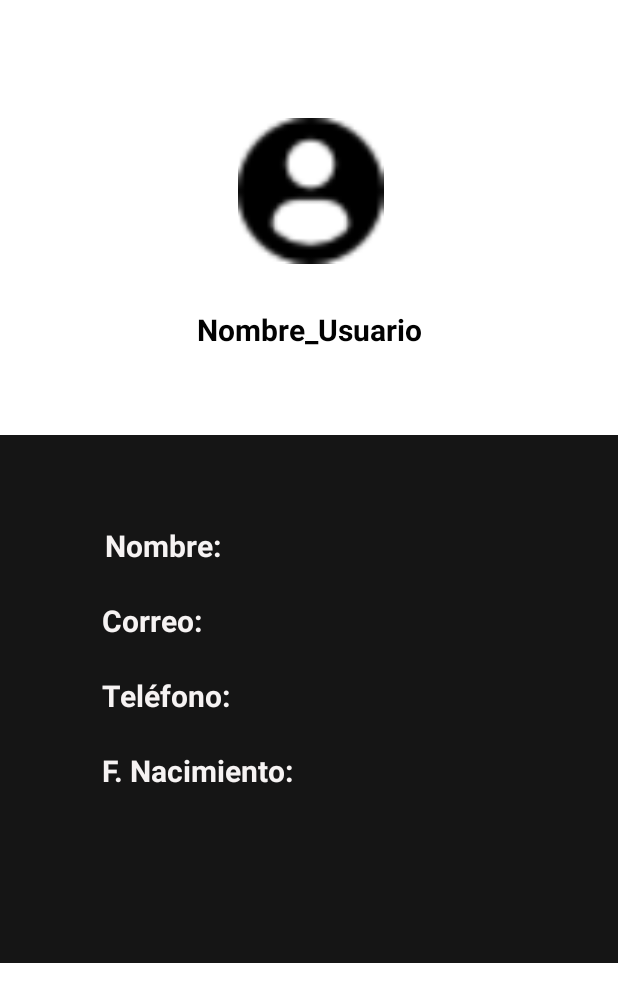
After one commit to Guada-cmd/MusicPlayer_IPO, an Android app: the layout fragment_perfil.xml on its own in the app's theme, with its tools: preview values and no code run, on a phone screen of 412 x 824 dp. The commit adds this screen. Shown: the top 1002 px of the screen. Run offline under Robolectric (Android 15) with nearby library versions, the phone set to English and light mode, and no system bars.

Commit message:
Navegacion perfil

```diff
--- a/app/src/main/res/layout/activity_menu_principal.xml
+++ b/app/src/main/res/layout/activity_menu_principal.xml
@@ -35,7 +35,9 @@
             android:layout_alignParentRight="true"
             android:layout_alignParentBottom="true"
 
-            android:elevation="8dp"
+            style="@style/navegation_style"
+
+            android:elevation="10dp"
             app:labelVisibilityMode="labeled"
 
             app:layout_constraintBottom_toBottomOf="parent"
--- a/app/src/main/res/layout/fragment_inicio.xml
+++ b/app/src/main/res/layout/fragment_inicio.xml
@@ -12,7 +12,7 @@
 
     <androidx.constraintlayout.widget.ConstraintLayout
         android:layout_width="match_parent"
-        android:layout_height="634dp">
+        android:layout_height="641dp">
 
 
         <TextView
--- /dev/null
+++ b/app/src/main/res/layout/fragment_perfil.xml
@@ -0,0 +1,114 @@
+<?xml version="1.0" encoding="utf-8"?>
+<FrameLayout xmlns:android="http://schemas.android.com/apk/res/android"
+    xmlns:app="http://schemas.android.com/apk/res-auto"
+    xmlns:tools="http://schemas.android.com/tools"
+    android:layout_width="match_parent"
+    android:layout_height="match_parent"
+    android:background="#FFFFFF"
+    android:backgroundTint="#FFFFFF"
+    tools:context=".Presentacion.fragment_perfil"
+    android:paddingTop="10dp">
+
+
+    <!-- TODO: Update blank fragment layout -->
+
+    <androidx.constraintlayout.widget.ConstraintLayout
+        android:layout_width="wrap_content"
+        android:layout_height="wrap_content"
+        android:background="#FFFFFF">
+
+        <ImageView
+            android:id="@+id/imageView_foto_perfil"
+            android:layout_width="119dp"
+            android:layout_height="97dp"
+            android:layout_marginTop="65dp"
+            android:layout_marginBottom="450dp"
+            android:src="@drawable/icono_perfil"
+            app:layout_constraintBottom_toBottomOf="@+id/constraintLayout"
+            app:layout_constraintEnd_toEndOf="parent"
+            app:layout_constraintHorizontal_bias="0.503"
+            app:layout_constraintStart_toStartOf="parent"
+            app:layout_constraintTop_toTopOf="parent"
+            app:layout_constraintVertical_bias="0.162" />
+
+        <TextView
+            android:id="@+id/lblNombreUsuario"
+            android:layout_width="wrap_content"
+            android:layout_height="wrap_content"
+            android:layout_marginTop="30dp"
+            android:text="Nombre_Usuario"
+            android:textColor="#020202"
+            android:textSize="20sp"
+            android:textStyle="bold"
+            app:layout_constraintEnd_toEndOf="parent"
+            app:layout_constraintStart_toStartOf="parent"
+            app:layout_constraintTop_toBottomOf="@+id/imageView_foto_perfil" />
+
+        <androidx.constraintlayout.widget.ConstraintLayout
+            android:id="@+id/constraintLayout"
+            android:layout_width="413dp"
+            android:layout_height="352dp"
+            android:layout_marginTop="280dp"
+            android:background="#0E0C0C"
+            android:backgroundTint="#151515"
+            app:layout_constraintEnd_toEndOf="parent"
+            app:layout_constraintStart_toStartOf="parent"
+            app:layout_constraintTop_toTopOf="parent">
+
+            <TextView
+                android:id="@+id/nombrePerfilTitulo"
+                android:layout_width="wrap_content"
+                android:layout_height="wrap_content"
+                android:layout_marginStart="70dp"
+                android:layout_marginTop="60dp"
+                android:text="Nombre:"
+                android:textColor="#F6F3F3"
+                android:textSize="20sp"
+                android:textStyle="bold"
+                app:layout_constraintStart_toStartOf="parent"
+                app:layout_constraintTop_toTopOf="parent" />
+
+            <TextView
+                android:id="@+id/CorreoPerfilTitulo"
+                android:layout_width="wrap_content"
+                android:layout_height="wrap_content"
+                android:layout_marginStart="68dp"
+                android:layout_marginTop="110dp"
+                android:text="Correo:"
+                android:textColor="#F6F3F3"
+                android:textSize="20sp"
+                android:textStyle="bold"
+                app:layout_constraintStart_toStartOf="parent"
+                app:layout_constraintTop_toTopOf="parent" />
+
+            <TextView
+                android:id="@+id/TelefonoPerfilTitulo"
+                android:layout_width="wrap_content"
+                android:layout_height="wrap_content"
+                android:layout_marginStart="68dp"
+                android:layout_marginTop="160dp"
+                android:text="Teléfono:"
+                android:textColor="#F6F3F3"
+                android:textSize="20sp"
+                android:textStyle="bold"
+                app:layout_constraintStart_toStartOf="parent"
+                app:layout_constraintTop_toTopOf="parent" />
+
+            <TextView
+                android:id="@+id/FechaNacimientoPerfilTitulo"
+                android:layout_width="wrap_content"
+                android:layout_height="wrap_content"
+                android:layout_marginStart="68dp"
+                android:layout_marginTop="210dp"
+                android:text="F. Nacimiento:"
+                android:textColor="#F6F3F3"
+                android:textSize="20sp"
+                android:textStyle="bold"
+                app:layout_constraintStart_toStartOf="parent"
+                app:layout_constraintTop_toTopOf="parent" />
+
+        </androidx.constraintlayout.widget.ConstraintLayout>
+
+    </androidx.constraintlayout.widget.ConstraintLayout>
+
+</FrameLayout>
```
Also changed, not shown: app/src/main/java/com/example/musicplayer_ipo/Presentacion/fragment_perfil.java (added, +120 -0 lines), app/src/main/java/com/example/musicplayer_ipo/ventana_menu_principal.java (+5 -6 lines), app/src/main/res/values/navegation_style.xml (added, +12 -0 lines).
